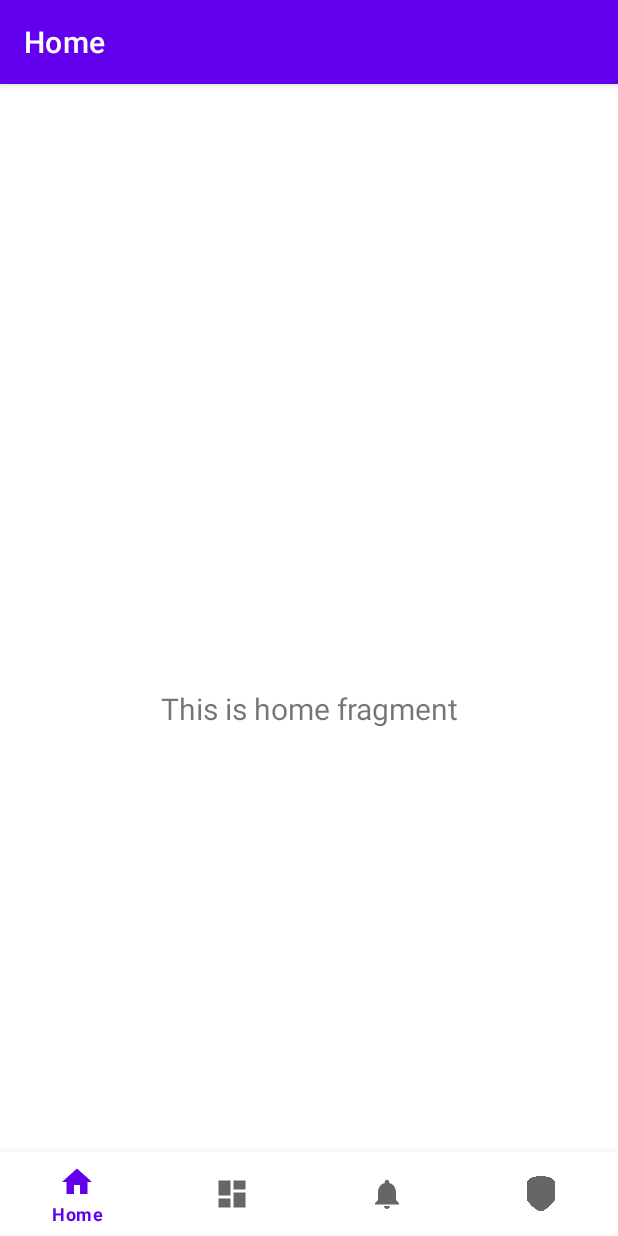
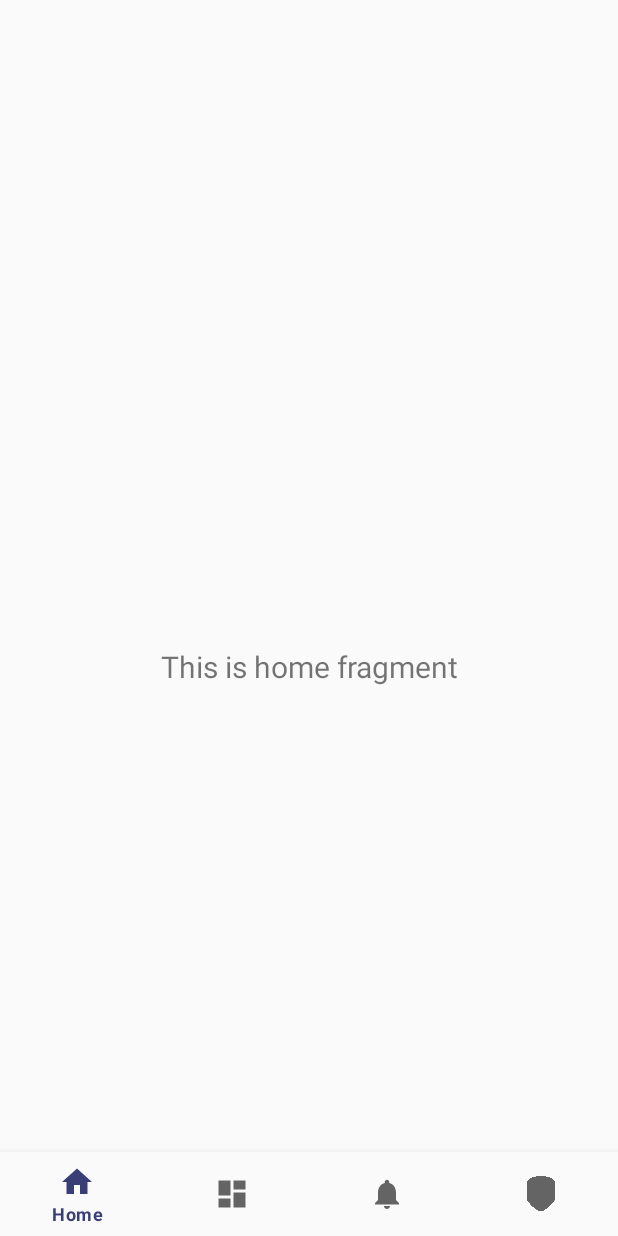
Before and after one commit to Anti-Deepfakes/Anti-deepfake, an Android app: the screen it shows after launch (MainActivity), on a phone screen of 412 x 824 dp. Run offline under Robolectric (Android 15) with nearby library versions, the phone set to English and light mode, and no system bars; our stand-ins replace navigation-ui; 2 statements that could not run were skipped.

Commit message:
style: theme 변경

```diff
--- a/android/app/src/main/AndroidManifest.xml
+++ b/android/app/src/main/AndroidManifest.xml
@@ -11,7 +11,7 @@
         android:label="@string/app_name"
         android:roundIcon="@mipmap/ic_launcher_round"
         android:supportsRtl="true"
-        android:theme="@style/Theme.Android"
+        android:theme="@style/Theme.AntiDeepfake"
         tools:targetApi="31">
         <activity
             android:name=".MainActivity"
--- a/android/app/src/main/res/values/themes.xml
+++ b/android/app/src/main/res/values/themes.xml
@@ -1,16 +1,34 @@
+<!--<resources xmlns:tools="http://schemas.android.com/tools">-->
+<!--    &lt;!&ndash; Base application theme. &ndash;&gt;-->
+<!--    <style name="Theme.Android" parent="Theme.MaterialComponents.DayNight.DarkActionBar">-->
+<!--        &lt;!&ndash; Primary brand color. &ndash;&gt;-->
+<!--        <item name="colorPrimary">@color/purple_500</item>-->
+<!--        <item name="colorPrimaryVariant">@color/purple_700</item>-->
+<!--        <item name="colorOnPrimary">@color/white</item>-->
+<!--        &lt;!&ndash; Secondary brand color. &ndash;&gt;-->
+<!--        <item name="colorSecondary">@color/teal_200</item>-->
+<!--        <item name="colorSecondaryVariant">@color/teal_700</item>-->
+<!--        <item name="colorOnSecondary">@color/black</item>-->
+<!--        &lt;!&ndash; Status bar color. &ndash;&gt;-->
+<!--        <item name="android:statusBarColor">?attr/colorPrimaryVariant</item>-->
+<!--        &lt;!&ndash; Customize your theme here. &ndash;&gt;-->
+<!--    </style>-->
+<!--</resources>-->
+<!-- res/values/themes.xml -->
 <resources xmlns:tools="http://schemas.android.com/tools">
-    <!-- Base application theme. -->
-    <style name="Theme.Android" parent="Theme.MaterialComponents.DayNight.DarkActionBar">
-        <!-- Primary brand color. -->
-        <item name="colorPrimary">@color/purple_500</item>
-        <item name="colorPrimaryVariant">@color/purple_700</item>
-        <item name="colorOnPrimary">@color/white</item>
-        <!-- Secondary brand color. -->
-        <item name="colorSecondary">@color/teal_200</item>
-        <item name="colorSecondaryVariant">@color/teal_700</item>
-        <item name="colorOnSecondary">@color/black</item>
-        <!-- Status bar color. -->
-        <item name="android:statusBarColor">?attr/colorPrimaryVariant</item>
-        <!-- Customize your theme here. -->
+    <!-- Light Theme -->
+    <style name="Theme.AntiDeepfake" parent="Theme.MaterialComponents.DayNight.NoActionBar">
+        <!-- Primary colors -->
+        <item name="colorPrimary">#393E76</item>
+        <item name="colorPrimaryVariant">#393D65</item>
+        <item name="colorOnPrimary">#FFFFFF</item>
+
+        <!-- Secondary colors -->
+        <item name="colorSecondary">#03DAC6</item>
+        <item name="colorSecondaryVariant">#018786</item>
+        <item name="colorOnSecondary">#000000</item>
+
+        <!-- Background colors -->
+        <item name="android:windowBackground">#FAFAFA</item>
     </style>
 </resources>
```
